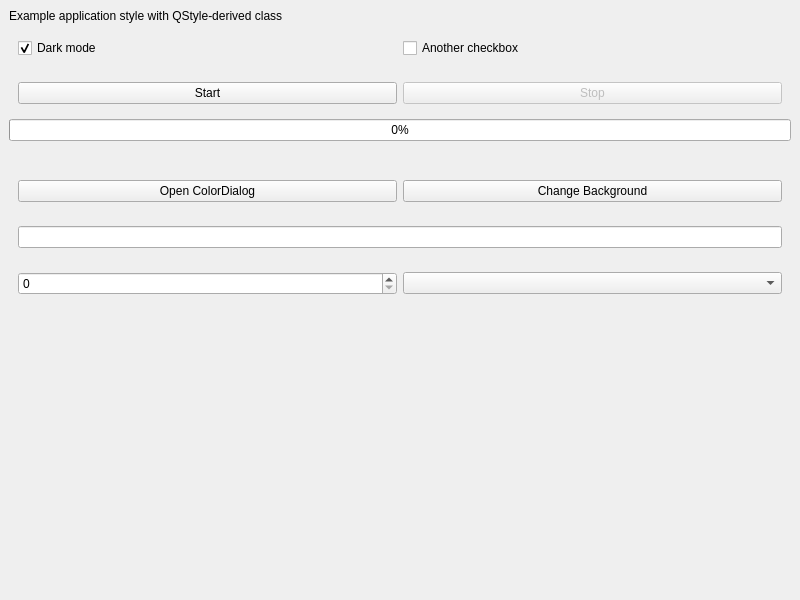
Before: the Qt Designer form example/MainWindow.ui in AlanusMeminius/VanillaStyle, drawn with Qt 5.
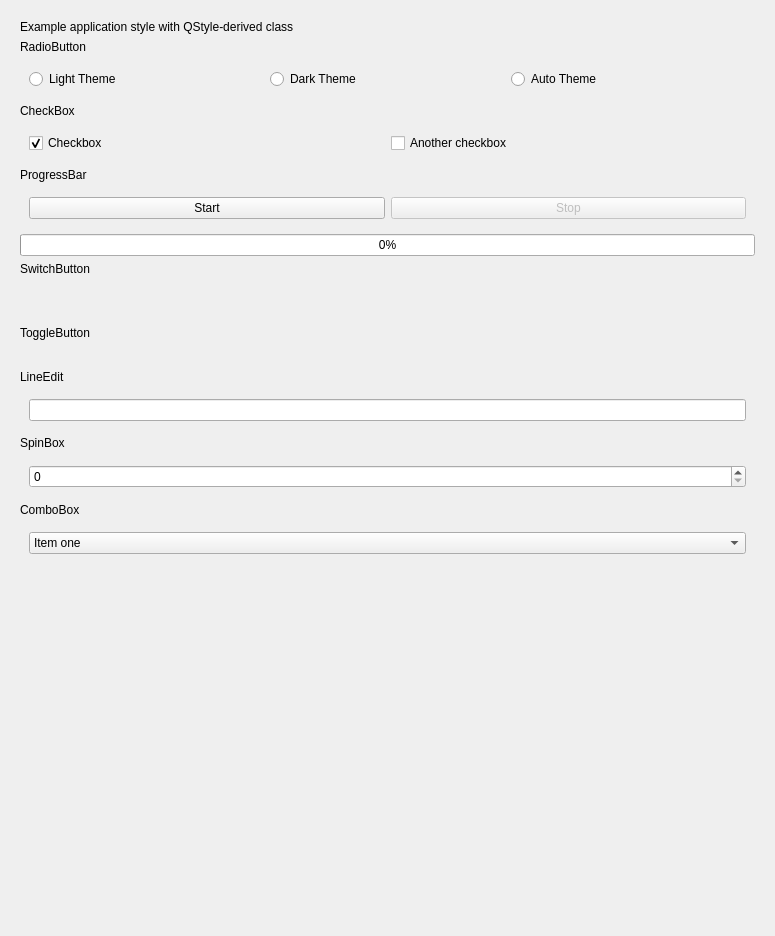
After: the same form once the commit is applied.

Commit message: feat(ui): add auto theme

```diff
--- a/example/MainWindow.ui
+++ b/example/MainWindow.ui
@@ -6,8 +6,8 @@
             <rect>
                 <x>0</x>
                 <y>0</y>
-                <width>800</width>
-                <height>600</height>
+    <width>775</width>
+    <height>936</height>
             </rect>
         </property>
         <property name="windowTitle">
@@ -15,6 +15,15 @@
         </property>
         <widget class="QWidget" name="centralwidget">
             <layout class="QVBoxLayout" name="verticalLayout">
+    <property name="leftMargin">
+     <number>20</number>
+    </property>
+    <property name="topMargin">
+     <number>20</number>
+    </property>
+    <property name="rightMargin">
+     <number>20</number>
+    </property>
                 <item>
                     <widget class="QLabel" name="label">
                         <property name="text">
@@ -22,13 +31,54 @@
                         </property>
                     </widget>
                 </item>
+    <item>
+     <widget class="QLabel" name="label_9">
+      <property name="text">
+       <string>RadioButton</string>
+      </property>
+     </widget>
+    </item>
+    <item>
+     <widget class="QWidget" name="widget_8" native="true">
+      <layout class="QHBoxLayout" name="horizontalLayout_8">
+       <item>
+        <widget class="QRadioButton" name="radioButton">
+         <property name="text">
+          <string>Light Theme</string>
+         </property>
+        </widget>
+       </item>
+       <item>
+        <widget class="QRadioButton" name="radioButton_2">
+         <property name="text">
+          <string>Dark Theme</string>
+         </property>
+        </widget>
+       </item>
+       <item>
+        <widget class="QRadioButton" name="radioButton_3">
+         <property name="text">
+          <string>Auto Theme</string>
+         </property>
+        </widget>
+       </item>
+      </layout>
+     </widget>
+    </item>
+    <item>
+     <widget class="QLabel" name="label_8">
+      <property name="text">
+       <string>CheckBox</string>
+      </property>
+     </widget>
+    </item>
                 <item>
                     <widget class="QWidget" name="widget" native="true">
                         <layout class="QHBoxLayout" name="horizontalLayout">
                             <item>
                                 <widget class="QCheckBox" name="darkModeCheckBox">
                                     <property name="text">
-                                        <string>Dark mode</string>
+          <string>Checkbox</string>
                                     </property>
                                     <property name="checked">
                                         <bool>true</bool>
@@ -45,6 +95,13 @@
                         </layout>
                     </widget>
                 </item>
+    <item>
+     <widget class="QLabel" name="label_2">
+      <property name="text">
+       <string>ProgressBar</string>
+      </property>
+     </widget>
+    </item>
                 <item>
                     <widget class="QWidget" name="widget_2" native="true">
                         <layout class="QHBoxLayout" name="horizontalLayout_2">
@@ -75,29 +132,49 @@
                         </property>
                     </widget>
                 </item>
+    <item>
+     <widget class="QLabel" name="label_7">
+      <property name="text">
+       <string>SwitchButton</string>
+      </property>
+     </widget>
+    </item>
+    <item>
+     <widget class="QWidget" name="widget_7" native="true">
+      <layout class="QHBoxLayout" name="horizontalLayout_7">
+       <item>
+        <spacer name="horizontalSpacer">
+         <property name="orientation">
+          <enum>Qt::Horizontal</enum>
+         </property>
+         <property name="sizeHint" stdset="0">
+          <size>
+           <width>40</width>
+           <height>20</height>
+          </size>
+         </property>
+        </spacer>
+       </item>
+      </layout>
+     </widget>
+    </item>
+    <item>
+     <widget class="QLabel" name="label_3">
+      <property name="text">
+       <string>ToggleButton</string>
+      </property>
+     </widget>
+    </item>
                 <item>
                     <widget class="QWidget" name="widget_3" native="true">
                         <layout class="QHBoxLayout" name="horizontalLayout_3" />
                     </widget>
                 </item>
                 <item>
-                    <widget class="QWidget" name="widget_4" native="true">
-                        <layout class="QHBoxLayout" name="horizontalLayout_4">
-                            <item>
-                                <widget class="QPushButton" name="openColorDialog">
+     <widget class="QLabel" name="label_4">
                                     <property name="text">
-                                        <string>Open ColorDialog</string>
-                                    </property>
-                                </widget>
-                            </item>
-                            <item>
-                                <widget class="QPushButton" name="changeBg">
-                                    <property name="text">
-                                        <string>Change Background</string>
-                                    </property>
-                                </widget>
-                            </item>
-                        </layout>
+       <string>LineEdit</string>
+      </property>
                     </widget>
                 </item>
                 <item>
@@ -109,14 +186,45 @@
                         </layout>
                     </widget>
                 </item>
+    <item>
+     <widget class="QLabel" name="label_5">
+      <property name="text">
+       <string>SpinBox</string>
+      </property>
+     </widget>
+    </item>
                 <item>
                     <widget class="QWidget" name="widget_6" native="true">
                         <layout class="QHBoxLayout" name="horizontalLayout_6">
                             <item>
-                                <widget class="QSpinBox" name="spinBox" />
-                            </item>
+        <widget class="QSpinBox" name="spinBox"/>
+       </item>
+      </layout>
+     </widget>
+    </item>
                             <item>
-                                <widget class="QComboBox" name="comboBox" />
+     <widget class="QLabel" name="label_6">
+      <property name="text">
+       <string>ComboBox</string>
+      </property>
+     </widget>
+    </item>
+    <item>
+     <widget class="QWidget" name="widget_4" native="true">
+      <layout class="QHBoxLayout" name="horizontalLayout_4">
+       <item>
+        <widget class="QComboBox" name="comboBox">
+         <item>
+          <property name="text">
+           <string>Item one</string>
+          </property>
+         </item>
+         <item>
+          <property name="text">
+           <string>Item two</string>
+          </property>
+         </item>
+        </widget>
                             </item>
                         </layout>
                     </widget>
```
Left out of the diff: 8 changed lines with no effect on the pictures. Lines whose indentation alone changed are shown as unchanged. The commit also changes 14 other files.
